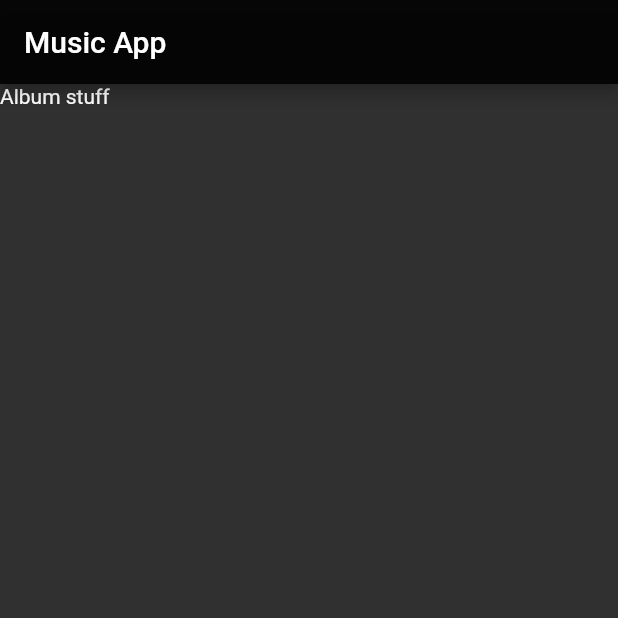
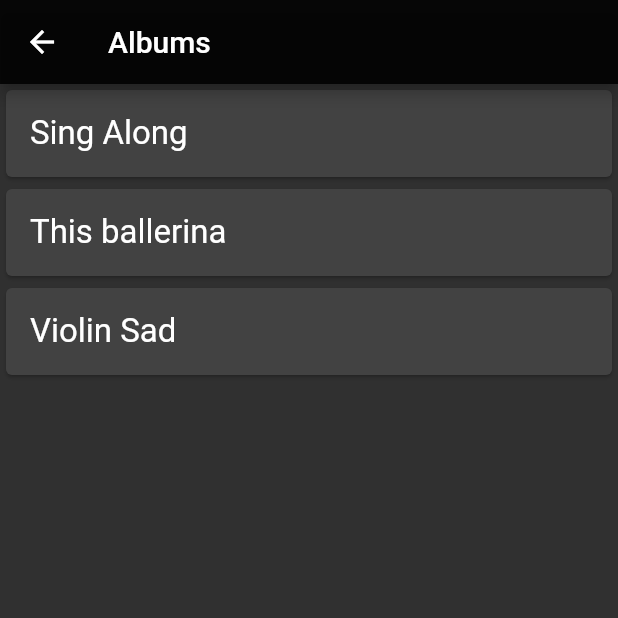
Before and after one commit to tijojose27/flutter_music_app, a Flutter app: the screen it shows after launch, after a tap on "Albums", on a phone screen of 412 x 824 dp, the top half of it. Run offline on Flutter 3.47's test engine with Material 2 defaults, Android fonts, the phone set to English and light mode, and no system bars.

Commit message:
added list and passed it to the new class

```diff
--- a/lib/album_screen.dart
+++ b/lib/album_screen.dart
@@ -1,17 +1,45 @@
 import 'package:flutter/material.dart';
+import 'package:flutter_music_app/data_model/music.dart';
 
 class AlbumScreen extends StatelessWidget {
+  AlbumScreen({this.currMusic});
+  List<Music> currMusic;
+
   @override
   Widget build(BuildContext context) {
     return MaterialApp(
         title: 'Music UI App',
         theme: ThemeData(brightness: Brightness.dark),
         home: Scaffold(
-          appBar: AppBar(
-            title: Text("Music App"),
-            backgroundColor: Colors.black87,
-          ),
-          body: Text("Album stuff"),
-        ));
+            appBar: AppBar(
+              leading: IconButton(
+                icon: Icon(Icons.arrow_back),
+                onPressed: () => Navigator.of(context).pop(),
+              ),
+              title: Text("Albums"),
+              backgroundColor: Colors.black87,
+            ),
+            body: AlbumList(
+              currMusic: currMusic,
+            )));
   }
 }
+
+class AlbumList extends StatelessWidget {
+  AlbumList({this.currMusic});
+  List<Music> currMusic;
+  @override
+  Widget build(BuildContext context) {
+    return ListView.builder(
+      itemCount: currMusic.length,
+      itemBuilder: (context, position) {
+        return Card(
+          child: Padding(
+            padding: const EdgeInsets.all(16.0),
+            child: Text(currMusic[position].albumName, style: TextStyle(fontSize: 22.0)),
+          ),
+        );
+      },
+    );
+  }
+}
--- /dev/null
+++ b/lib/data_model/music.dart
@@ -0,0 +1,8 @@
+class Music{
+  final String artistName;
+  final String albumName;
+  final String songName;
+  final String imageUrl;
+
+  Music(this.artistName, this.albumName, this.songName, this.imageUrl);
+}
--- a/lib/main.dart
+++ b/lib/main.dart
@@ -1,9 +1,15 @@
 import 'package:flutter/material.dart';
+import 'package:flutter_music_app/data_model/music.dart';
 import 'album_screen.dart';
 import 'artist_screen.dart';
 import 'songs_screen.dart';
 
 void main() => runApp(MyApp());
+
+List<Music> myMusic = []
+    ..add(Music("14 and under", "Sing Along", "Kids", 'images/kids'))
+    ..add(Music("Russian ballet", "This ballerina", "Ballerina", 'images/kids'))
+    ..add(Music("Emptional", "Violin Sad", "Great Violin", 'images/violin'));
 
 class MyApp extends StatelessWidget {
   // This widget is the root of your application.
@@ -19,6 +25,7 @@ class MyApp extends StatelessWidget {
 class HomeScreen extends StatelessWidget {
   @override
   Widget build(BuildContext context) {
+    String background = 'images/background.jpg';
     return Scaffold(
         appBar: AppBar(
           title: Text("Music App"),
@@ -27,7 +34,7 @@ class HomeScreen extends StatelessWidget {
         body: Column(
           mainAxisAlignment: MainAxisAlignment.start,
           children: <Widget>[
-            Image.asset('images/background.jpg'),
+            Image.asset('$background'),
             Expanded(
               child: ConstrainedBox(
                   constraints: const BoxConstraints(minWidth: double.infinity),
@@ -42,7 +49,7 @@ class HomeScreen extends StatelessWidget {
                     onPressed: () {
                       Navigator.push(context,
                           MaterialPageRoute(builder: (context) {
-                        return AlbumScreen();
+                        return new AlbumScreen(currMusic: myMusic,);
                       }));
                     },
                   )),
--- a/pubspec.yaml
+++ b/pubspec.yaml
@@ -39,6 +39,9 @@ flutter:
   # To add assets to your application, add an assets section, like this:
   assets:
    - images/background.jpg
+   - images/kids.jpg
+   - images/violin.jpg
+   - images/ballerina.jpg
   #  - images/a_dot_ham.jpeg
 
   # An image asset can refer to one or more resolution-specific "variants", see
```
Also changed, not shown: images/ballerina.jpg (added), images/kids.jpg (added), images/violin.jpg (added).
